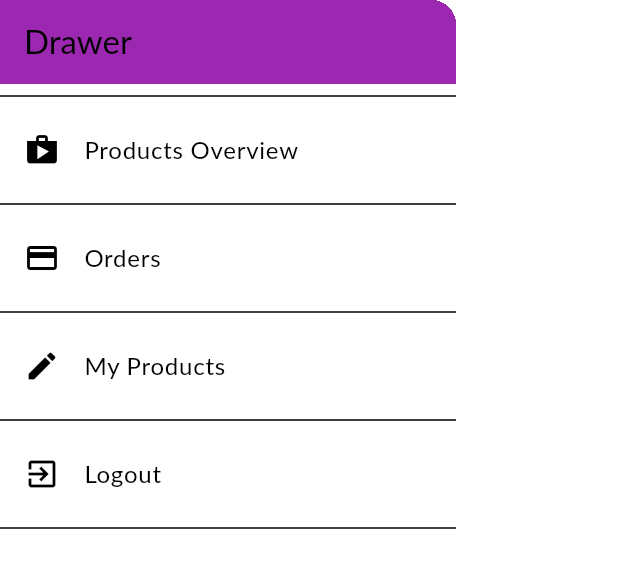
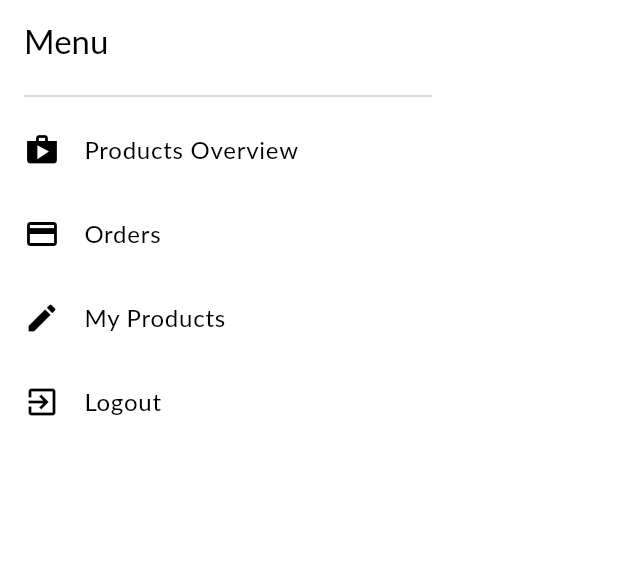
Before and after one commit to mussie-alemayehu/shop_app, a Flutter app: the AppDrawer widget shown alone on an empty page, opened directly, on a phone screen of 412 x 824 dp. Shown: the top 568 px of the screen. Run offline on Flutter 3.47's test engine with Material 3 defaults, Android fonts, the light colour scheme and no system bars; our stand-ins replace firebase_auth, firebase_core, firebase_database; accounts and stored records are empty; generated files the repository leaves out were written again; Roboto replaces fonts that are missing (Lato).

Commit message:
improve the drawer screen

```diff
--- a/lib/screens/drawer_screen.dart
+++ b/lib/screens/drawer_screen.dart
@@ -12,11 +12,16 @@ class AppDrawer extends StatelessWidget {
     return Drawer(
       child: Column(children: [
         AppBar(
-          title: const Text('Drawer'),
-          backgroundColor: Theme.of(context).primaryColor,
-          automaticallyImplyLeading: false,
+          title: const Text('Menu'),
+          // automaticallyImplyLeading: false,
         ),
-        const Divider(),
+        const Padding(
+          padding: EdgeInsets.symmetric(horizontal: 16),
+          child: Divider(
+            color: Colors.grey,
+            thickness: 0.5,
+          ),
+        ),
         ListTile(
           onTap: () {
             Navigator.of(context).pushReplacementNamed('/');
@@ -24,7 +29,6 @@ class AppDrawer extends StatelessWidget {
           leading: const Icon(Icons.shop),
           title: const Text('Products Overview'),
         ),
-        const Divider(),
         ListTile(
           onTap: () {
             Navigator.of(context).pushReplacementNamed(OrdersScreen.routeName);
@@ -32,7 +36,6 @@ class AppDrawer extends StatelessWidget {
           leading: const Icon(Icons.payment),
           title: const Text('Orders'),
         ),
-        const Divider(),
         ListTile(
           onTap: () {
             Navigator.of(context)
@@ -41,7 +44,6 @@ class AppDrawer extends StatelessWidget {
           leading: const Icon(Icons.edit),
           title: const Text('My Products'),
         ),
-        const Divider(),
         ListTile(
           onTap: () {
             Navigator.of(context).pop();
@@ -50,7 +52,6 @@ class AppDrawer extends StatelessWidget {
           leading: const Icon(Icons.exit_to_app),
           title: const Text('Logout'),
         ),
-        const Divider(),
       ]),
     );
   }
```
